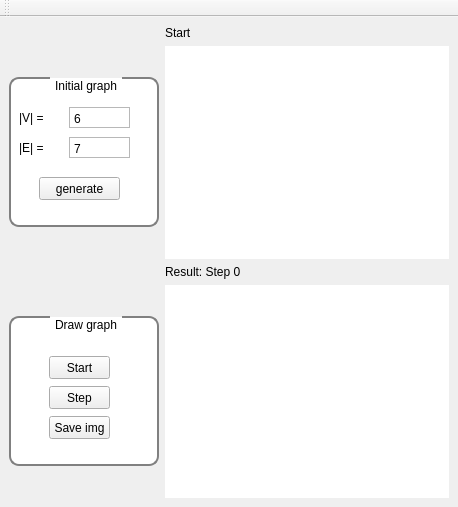
Before: the Qt Designer form MachineLeraning/Project/GraphDrawing/mainwindow.ui in tikhoncheva/uni, drawn with Qt 5.
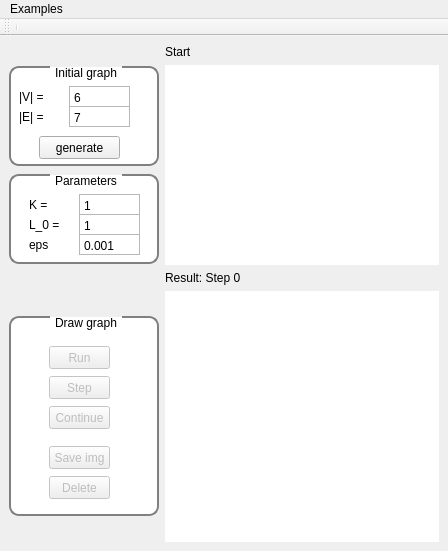
After: the same form once the commit is applied. Custom widgets are drawn as their Qt base class.

Commit message: next Version of the GUI found small error in Algorithm

Patch:
```diff
--- a/MachineLeraning/Project/GraphDrawing/mainwindow.ui
+++ b/MachineLeraning/Project/GraphDrawing/mainwindow.ui
@@ -6,8 +6,8 @@
    <rect>
     <x>0</x>
     <y>0</y>
-    <width>458</width>
-    <height>507</height>
+    <width>448</width>
+    <height>551</height>
    </rect>
   </property>
   <property name="sizePolicy">
@@ -27,6 +27,124 @@
   </property>
   <widget class="QWidget" name="centralwidget">
    <layout class="QGridLayout" name="gridLayout">
+    <item row="4" column="0">
+     <widget class="QGroupBox" name="groupBox_GDrawing">
+      <property name="enabled">
+       <bool>true</bool>
+      </property>
+      <property name="sizePolicy">
+       <sizepolicy hsizetype="Fixed" vsizetype="Fixed">
+        <horstretch>0</horstretch>
+        <verstretch>0</verstretch>
+       </sizepolicy>
+      </property>
+      <property name="minimumSize">
+       <size>
+        <width>150</width>
+        <height>200</height>
+       </size>
+      </property>
+      <property name="styleSheet">
+       <string notr="true">QGroupBox{
+border: 2px solid gray;
+border-radius: 10px;
+padding: 0.8px;
+background: white;
+selection-background-color: darkgray;
+}
+
+QGroupBox::title {
+     subcontrol-origin: margin;
+     subcontrol-position: top center; /* position at the top center */
+     padding: 0 3px;
+	margin-top: 0px;
+ }</string>
+      </property>
+      <property name="title">
+       <string>Draw graph</string>
+      </property>
+      <widget class="QPushButton" name="pbuttonStart">
+       <property name="enabled">
+        <bool>false</bool>
+       </property>
+       <property name="geometry">
+        <rect>
+         <x>40</x>
+         <y>30</y>
+         <width>61</width>
+         <height>23</height>
+        </rect>
+       </property>
+       <property name="text">
+        <string>Run</string>
+       </property>
+      </widget>
+      <widget class="QPushButton" name="pbuttonStep">
+       <property name="enabled">
+        <bool>false</bool>
+       </property>
+       <property name="geometry">
+        <rect>
+         <x>40</x>
+         <y>60</y>
+         <width>61</width>
+         <height>23</height>
+        </rect>
+       </property>
+       <property name="text">
+        <string>Step</string>
+       </property>
+      </widget>
+      <widget class="QPushButton" name="pbuttonSave">
+       <property name="enabled">
+        <bool>false</bool>
+       </property>
+       <property name="geometry">
+        <rect>
+         <x>40</x>
+         <y>130</y>
+         <width>61</width>
+         <height>23</height>
+        </rect>
+       </property>
+       <property name="text">
+        <string>Save img</string>
+       </property>
+      </widget>
+      <widget class="QPushButton" name="pbuttonDelete">
+       <property name="enabled">
+        <bool>false</bool>
+       </property>
+       <property name="geometry">
+        <rect>
+         <x>40</x>
+         <y>160</y>
+         <width>61</width>
+         <height>23</height>
+        </rect>
+       </property>
+       <property name="text">
+        <string>Delete</string>
+       </property>
+      </widget>
+      <widget class="QPushButton" name="pbuttonContinue">
+       <property name="enabled">
+        <bool>false</bool>
+       </property>
+       <property name="geometry">
+        <rect>
+         <x>40</x>
+         <y>90</y>
+         <width>61</width>
+         <height>23</height>
+        </rect>
+       </property>
+       <property name="text">
+        <string>Continue</string>
+       </property>
+      </widget>
+     </widget>
+    </item>
     <item row="0" column="1">
      <widget class="QLabel" name="labelResult_2">
       <property name="sizePolicy">
@@ -51,7 +169,7 @@
       <property name="minimumSize">
        <size>
         <width>150</width>
-        <height>150</height>
+        <height>100</height>
        </size>
       </property>
       <property name="styleSheet">
@@ -67,7 +185,7 @@
      subcontrol-origin: margin;
      subcontrol-position: top center; /* position at the top center */
      padding: 0 3px;
-	margin-top: 2px;
+	margin-top: 0px;
  }</string>
       </property>
       <property name="title">
@@ -77,7 +195,7 @@
        <property name="geometry">
         <rect>
          <x>60</x>
-         <y>30</y>
+         <y>20</y>
          <width>61</width>
          <height>21</height>
         </rect>
@@ -109,7 +227,7 @@
        <property name="geometry">
         <rect>
          <x>10</x>
-         <y>30</y>
+         <y>20</y>
          <width>41</width>
          <height>21</height>
         </rect>
@@ -122,7 +240,7 @@
        <property name="geometry">
         <rect>
          <x>10</x>
-         <y>60</y>
+         <y>40</y>
          <width>41</width>
          <height>21</height>
         </rect>
@@ -135,7 +253,7 @@
        <property name="geometry">
         <rect>
          <x>60</x>
-         <y>60</y>
+         <y>40</y>
          <width>61</width>
          <height>21</height>
         </rect>
@@ -161,7 +279,7 @@
        <property name="geometry">
         <rect>
          <x>30</x>
-         <y>100</y>
+         <y>70</y>
          <width>81</width>
          <height>23</height>
         </rect>
@@ -172,94 +290,32 @@
       </widget>
      </widget>
     </item>
-    <item row="2" column="1">
+    <item row="3" column="1">
      <widget class="QLabel" name="labelResult">
       <property name="sizePolicy">
-       <sizepolicy hsizetype="Fixed" vsizetype="Fixed">
+       <sizepolicy hsizetype="Preferred" vsizetype="Preferred">
         <horstretch>0</horstretch>
         <verstretch>0</verstretch>
        </sizepolicy>
       </property>
+      <property name="minimumSize">
+       <size>
+        <width>0</width>
+        <height>0</height>
+       </size>
+      </property>
+      <property name="maximumSize">
+       <size>
+        <width>16777215</width>
+        <height>100</height>
+       </size>
+      </property>
       <property name="text">
        <string>Result: Step 0</string>
       </property>
      </widget>
     </item>
-    <item row="3" column="0">
-     <widget class="QGroupBox" name="groupBox_GDrawing">
-      <property name="sizePolicy">
-       <sizepolicy hsizetype="Fixed" vsizetype="Fixed">
-        <horstretch>0</horstretch>
-        <verstretch>0</verstretch>
-       </sizepolicy>
-      </property>
-      <property name="minimumSize">
-       <size>
-        <width>150</width>
-        <height>150</height>
-       </size>
-      </property>
-      <property name="styleSheet">
-       <string notr="true">QGroupBox{
-border: 2px solid gray;
-border-radius: 10px;
-padding: 0.8px;
-background: white;
-selection-background-color: darkgray;
-}
-
-QGroupBox::title {
-     subcontrol-origin: margin;
-     subcontrol-position: top center; /* position at the top center */
-     padding: 0 3px;
-	margin-top: 2px;
- }</string>
-      </property>
-      <property name="title">
-       <string>Draw graph</string>
-      </property>
-      <widget class="QPushButton" name="pbuttonStart">
-       <property name="geometry">
-        <rect>
-         <x>40</x>
-         <y>40</y>
-         <width>61</width>
-         <height>23</height>
-        </rect>
-       </property>
-       <property name="text">
-        <string>Start</string>
-       </property>
-      </widget>
-      <widget class="QPushButton" name="pbuttonStep">
-       <property name="geometry">
-        <rect>
-         <x>40</x>
-         <y>70</y>
-         <width>61</width>
-         <height>23</height>
-        </rect>
-       </property>
-       <property name="text">
-        <string>Step</string>
-       </property>
-      </widget>
-      <widget class="QPushButton" name="pbuttonSave">
-       <property name="geometry">
-        <rect>
-         <x>40</x>
-         <y>100</y>
-         <width>61</width>
-         <height>23</height>
-        </rect>
-       </property>
-       <property name="text">
-        <string>Save img</string>
-       </property>
-      </widget>
-     </widget>
-    </item>
-    <item row="3" column="1">
+    <item row="4" column="1">
      <widget class="matplotlibWidget" name="MatplotlibWidget2" native="true">
       <property name="sizePolicy">
        <sizepolicy hsizetype="Expanding" vsizetype="Expanding">
@@ -278,7 +334,171 @@
       </property>
      </widget>
     </item>
-    <item row="1" column="1">
+    <item row="2" column="0">
+     <widget class="QGroupBox" name="groupBox_Param">
+      <property name="sizePolicy">
+       <sizepolicy hsizetype="Fixed" vsizetype="Fixed">
+        <horstretch>0</horstretch>
+        <verstretch>0</verstretch>
+       </sizepolicy>
+      </property>
+      <property name="minimumSize">
+       <size>
+        <width>150</width>
+        <height>0</height>
+       </size>
+      </property>
+      <property name="maximumSize">
+       <size>
+        <width>150</width>
+        <height>90</height>
+       </size>
+      </property>
+      <property name="styleSheet">
+       <string notr="true">QGroupBox{
+border: 2px solid gray;
+border-radius: 10px;
+padding: 0.8px;
+background: white;
+selection-background-color: darkgray;
+}
+
+QGroupBox::title {
+     subcontrol-origin: margin;
+     subcontrol-position: top center; /* position at the top center */
+     padding: 0 3px;
+	margin-top: 0px;
+ }</string>
+      </property>
+      <property name="title">
+       <string>Parameters</string>
+      </property>
+      <widget class="QLabel" name="label_L0">
+       <property name="geometry">
+        <rect>
+         <x>20</x>
+         <y>40</y>
+         <width>41</width>
+         <height>21</height>
+        </rect>
+       </property>
+       <property name="text">
+        <string>L_0 = </string>
+       </property>
+      </widget>
+      <widget class="QTextEdit" name="textEdit_K">
+       <property name="geometry">
+        <rect>
+         <x>70</x>
+         <y>20</y>
+         <width>61</width>
+         <height>21</height>
+        </rect>
+       </property>
+       <property name="sizePolicy">
+        <sizepolicy hsizetype="Fixed" vsizetype="Fixed">
+         <horstretch>0</horstretch>
+         <verstretch>0</verstretch>
+        </sizepolicy>
+       </property>
+       <property name="inputMethodHints">
+        <set>Qt::ImhDigitsOnly</set>
+       </property>
+       <property name="verticalScrollBarPolicy">
+        <enum>Qt::ScrollBarAlwaysOff</enum>
+       </property>
+       <property name="horizontalScrollBarPolicy">
+        <enum>Qt::ScrollBarAlwaysOff</enum>
+       </property>
+       <property name="html">
+        <string>&lt;!DOCTYPE HTML PUBLIC &quot;-//W3C//DTD HTML 4.0//EN&quot; &quot;http://www.w3.org/TR/REC-html40/strict.dtd&quot;&gt;
+&lt;html&gt;&lt;head&gt;&lt;meta name=&quot;qrichtext&quot; content=&quot;1&quot; /&gt;&lt;style type=&quot;text/css&quot;&gt;
+p, li { white-space: pre-wrap; }
+&lt;/style&gt;&lt;/head&gt;&lt;body style=&quot; font-family:'Sans Serif'; font-size:9pt; font-weight:400; font-style:normal;&quot;&gt;
+&lt;p style=&quot; margin-top:0px; margin-bottom:0px; margin-left:0px; margin-right:0px; -qt-block-indent:0; text-indent:0px;&quot;&gt;1&lt;/p&gt;&lt;/body&gt;&lt;/html&gt;</string>
+       </property>
+      </widget>
+      <widget class="QLabel" name="label_K">
+       <property name="geometry">
+        <rect>
+         <x>20</x>
+         <y>20</y>
+         <width>41</width>
+         <height>21</height>
+        </rect>
+       </property>
+       <property name="text">
+        <string>K = </string>
+       </property>
+      </widget>
+      <widget class="QTextEdit" name="textEdit_L0">
+       <property name="geometry">
+        <rect>
+         <x>70</x>
+         <y>40</y>
+         <width>61</width>
+         <height>21</height>
+        </rect>
+       </property>
+       <property name="inputMethodHints">
+        <set>Qt::ImhDigitsOnly</set>
+       </property>
+       <property name="verticalScrollBarPolicy">
+        <enum>Qt::ScrollBarAlwaysOff</enum>
+       </property>
+       <property name="horizontalScrollBarPolicy">
+        <enum>Qt::ScrollBarAlwaysOff</enum>
+       </property>
+       <property name="html">
+        <string>&lt;!DOCTYPE HTML PUBLIC &quot;-//W3C//DTD HTML 4.0//EN&quot; &quot;http://www.w3.org/TR/REC-html40/strict.dtd&quot;&gt;
+&lt;html&gt;&lt;head&gt;&lt;meta name=&quot;qrichtext&quot; content=&quot;1&quot; /&gt;&lt;style type=&quot;text/css&quot;&gt;
+p, li { white-space: pre-wrap; }
+&lt;/style&gt;&lt;/head&gt;&lt;body style=&quot; font-family:'Sans Serif'; font-size:9pt; font-weight:400; font-style:normal;&quot;&gt;
+&lt;p style=&quot; margin-top:0px; margin-bottom:0px; margin-left:0px; margin-right:0px; -qt-block-indent:0; text-indent:0px;&quot;&gt;1&lt;/p&gt;&lt;/body&gt;&lt;/html&gt;</string>
+       </property>
+      </widget>
+      <widget class="QLabel" name="label_eps">
+       <property name="geometry">
+        <rect>
+         <x>20</x>
+         <y>60</y>
+         <width>41</width>
+         <height>21</height>
+        </rect>
+       </property>
+       <property name="text">
+        <string>eps</string>
+       </property>
+      </widget>
+      <widget class="QTextEdit" name="textEdit_eps">
+       <property name="geometry">
+        <rect>
+         <x>70</x>
+         <y>60</y>
+         <width>61</width>
+         <height>21</height>
+        </rect>
+       </property>
+       <property name="inputMethodHints">
+        <set>Qt::ImhDigitsOnly</set>
+       </property>
+       <property name="verticalScrollBarPolicy">
+        <enum>Qt::ScrollBarAlwaysOff</enum>
+       </property>
+       <property name="horizontalScrollBarPolicy">
+        <enum>Qt::ScrollBarAlwaysOff</enum>
+       </property>
+       <property name="html">
+        <string>&lt;!DOCTYPE HTML PUBLIC &quot;-//W3C//DTD HTML 4.0//EN&quot; &quot;http://www.w3.org/TR/REC-html40/strict.dtd&quot;&gt;
+&lt;html&gt;&lt;head&gt;&lt;meta name=&quot;qrichtext&quot; content=&quot;1&quot; /&gt;&lt;style type=&quot;text/css&quot;&gt;
+p, li { white-space: pre-wrap; }
+&lt;/style&gt;&lt;/head&gt;&lt;body style=&quot; font-family:'Sans Serif'; font-size:9pt; font-weight:400; font-style:normal;&quot;&gt;
+&lt;p style=&quot; margin-top:0px; margin-bottom:0px; margin-left:0px; margin-right:0px; -qt-block-indent:0; text-indent:0px;&quot;&gt;0.001&lt;/p&gt;&lt;/body&gt;&lt;/html&gt;</string>
+       </property>
+      </widget>
+     </widget>
+    </item>
+    <item row="1" column="1" rowspan="2">
      <widget class="matplotlibWidget" name="MatplotlibWidget1" native="true">
       <property name="sizePolicy">
        <sizepolicy hsizetype="Expanding" vsizetype="Expanding">
@@ -304,10 +524,20 @@
     <rect>
      <x>0</x>
      <y>0</y>
-     <width>458</width>
+     <width>448</width>
      <height>20</height>
     </rect>
    </property>
+   <widget class="QMenu" name="menuExamples">
+    <property name="title">
+     <string>Examples</string>
+    </property>
+    <addaction name="actionExample1"/>
+    <addaction name="actionExample_2"/>
+    <addaction name="separator"/>
+    <addaction name="actionExample_3"/>
+   </widget>
+   <addaction name="menuExamples"/>
   </widget>
   <widget class="QToolBar" name="toolBar">
    <property name="windowTitle">
@@ -319,6 +549,7 @@
    <attribute name="toolBarBreak">
     <bool>false</bool>
    </attribute>
+   <addaction name="separator"/>
   </widget>
  </widget>
  <customwidgets>
```
Left out of the diff: 30 changed lines with no effect on the pictures. The commit also changes 4 other files.
